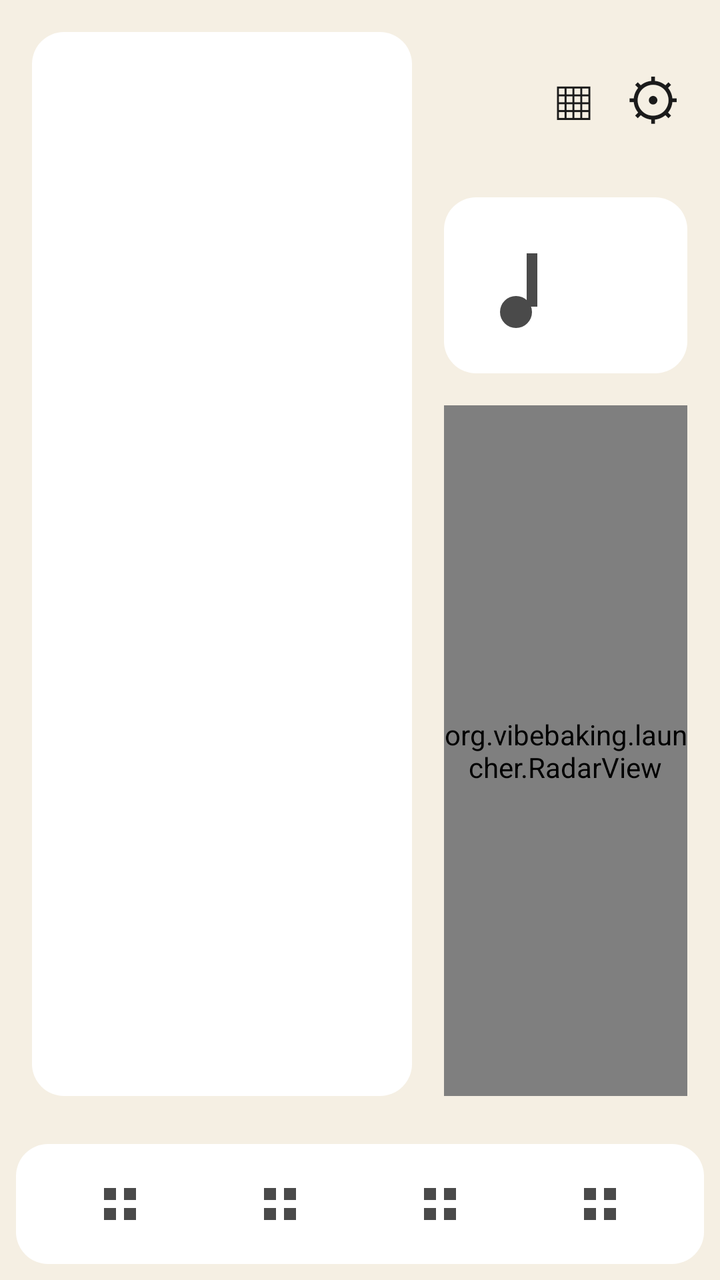
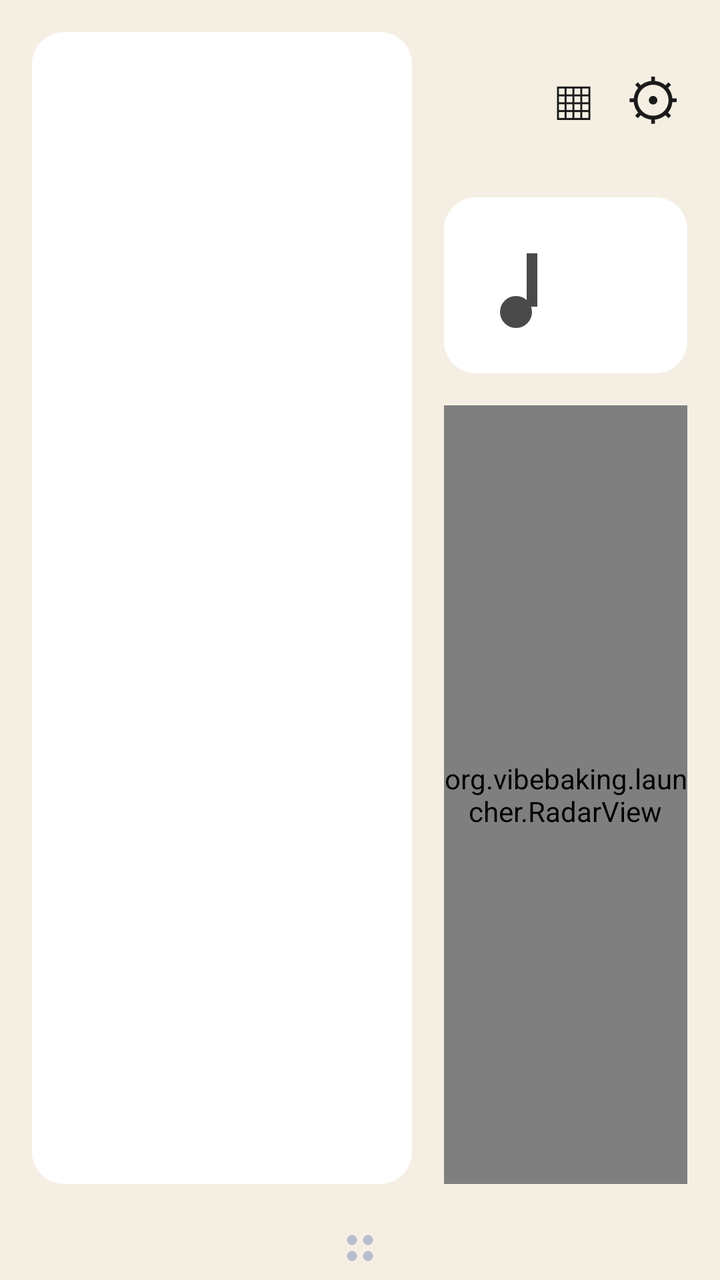

Before-and-after screenshots of an Android layout around one commit, followed by the original layout XML and the change that was made.
<!-- AndroidManifest.xml: application theme Theme.Vibe -->
<!-- res/layout/home_activity.xml -->
<?xml version="1.0" encoding="utf-8"?>
<FrameLayout xmlns:android="http://schemas.android.com/apk/res/android"
    android:id="@+id/home_root"
    android:layout_width="match_parent"
    android:layout_height="match_parent"
    android:background="@color/bg">

    <LinearLayout
        android:layout_width="match_parent"
        android:layout_height="match_parent"
        android:orientation="vertical">

    <LinearLayout
        android:layout_width="match_parent"
        android:layout_height="0dp"
        android:layout_weight="1"
        android:orientation="horizontal"
        android:padding="@dimen/card_margin">

        <FrameLayout
            android:id="@+id/map_card"
            android:layout_width="0dp"
            android:layout_height="match_parent"
            android:layout_weight="0.58"
            android:layout_margin="@dimen/card_margin"
            android:background="@drawable/card_bg">
            <TextView
                android:id="@+id/map_placeholder"
                android:layout_width="wrap_content"
                android:layout_height="wrap_content"
                android:layout_gravity="center"
                android:text="@string/map_placeholder"
                android:textColor="@color/text_sub"
                android:visibility="invisible" />
        </FrameLayout>

        <LinearLayout
            android:layout_width="0dp"
            android:layout_height="match_parent"
            android:layout_weight="0.42"
            android:orientation="vertical">

            
            <LinearLayout
                android:layout_width="match_parent"
                android:layout_height="wrap_content"
                android:gravity="center_vertical"
                android:orientation="horizontal"
                android:padding="@dimen/card_padding">
                <LinearLayout
                    android:layout_width="0dp"
                    android:layout_height="wrap_content"
                    android:layout_weight="1"
                    android:gravity="center_vertical"
                    android:orientation="horizontal">
                    <TextView android:id="@+id/clock" android:layout_width="wrap_content" android:layout_height="wrap_content"
                        android:textColor="@color/clock" android:textSize="@dimen/clock_size" />
                    <TextView android:id="@+id/clock_date" android:layout_width="wrap_content" android:layout_height="wrap_content"
                        android:layout_marginStart="12dp" android:textColor="@color/text_sub" android:textSize="@dimen/date_size"
                        android:maxLines="1" android:ellipsize="end" />
                </LinearLayout>
                <TextView android:id="@+id/valet_badge" android:layout_width="wrap_content" android:layout_height="wrap_content"
                    android:layout_marginStart="16dp" android:text="@string/valet_badge_text"
                    android:textColor="@color/battery_low" android:textSize="@dimen/badge_size" android:visibility="gone" />
                <TextView android:id="@+id/btn_apps" android:layout_width="wrap_content" android:layout_height="wrap_content"
                    android:layout_marginStart="16dp" android:text="@string/apps_glyph"
                    android:textColor="@color/text" android:textSize="28sp" android:clickable="true" />
                <TextView android:id="@+id/btn_settings" android:layout_width="wrap_content" android:layout_height="wrap_content"
                    android:layout_marginStart="16dp" android:text="@string/settings_glyph"
                    android:textColor="@color/text" android:textSize="28sp" android:clickable="true" />
            </LinearLayout>

            
            <LinearLayout
                android:id="@+id/media_card"
                android:layout_width="match_parent"
                android:layout_height="wrap_content"
                android:layout_margin="@dimen/card_margin"
                android:background="@drawable/card_bg"
                android:orientation="horizontal"
                android:padding="@dimen/card_padding">
                <ImageView android:id="@+id/media_art" android:layout_width="@dimen/art_size" android:layout_height="@dimen/art_size"
                    android:scaleType="centerCrop" android:src="@drawable/ic_music_placeholder" android:contentDescription="@string/media_idle" />
                <LinearLayout android:layout_width="0dp" android:layout_height="wrap_content" android:layout_weight="1"
                    android:layout_marginStart="12dp" android:gravity="center_vertical" android:orientation="vertical">
                    <TextView android:id="@+id/media_title" android:layout_width="match_parent" android:layout_height="wrap_content"
                        android:textColor="@color/text" android:textSize="18sp" android:maxLines="1" android:ellipsize="end" />
                    <TextView android:id="@+id/media_artist" android:layout_width="match_parent" android:layout_height="wrap_content"
                        android:textColor="@color/text_sub" android:textSize="13sp" android:maxLines="1" android:ellipsize="end" />
                    <TextView android:id="@+id/media_source" android:layout_width="match_parent" android:layout_height="wrap_content"
                        android:textColor="@color/text_sub" android:textSize="11sp" android:maxLines="1" android:ellipsize="end" />
                </LinearLayout>
                <LinearLayout android:layout_width="wrap_content" android:layout_height="wrap_content"
                    android:layout_marginStart="8dp" android:gravity="center_vertical" android:orientation="horizontal">
                    <ImageButton android:id="@+id/media_prev" android:layout_width="44dp" android:layout_height="44dp"
                        android:src="@drawable/ic_skip_prev" android:background="@android:color/transparent" android:contentDescription="@string/media_idle" />
                    <ImageButton android:id="@+id/media_play_pause" android:layout_width="44dp" android:layout_height="44dp"
                        android:src="@drawable/ic_pause" android:background="@android:color/transparent" android:contentDescription="@string/media_idle" />
                    <ImageButton android:id="@+id/media_next" android:layout_width="44dp" android:layout_height="44dp"
                        android:src="@drawable/ic_skip_next" android:background="@android:color/transparent" android:contentDescription="@string/media_idle" />
                </LinearLayout>
            </LinearLayout>

            
            <FrameLayout
                android:id="@+id/radar_card"
                android:layout_width="match_parent"
                android:layout_height="0dp"
                android:layout_weight="1"
                android:layout_margin="@dimen/card_margin"
                android:background="@drawable/card_bg">
                <org.vibebaking.launcher.RadarView
                    android:id="@+id/radar_view"
                    android:layout_width="match_parent"
                    android:layout_height="match_parent" />
                <TextView android:id="@+id/radar_attribution" android:layout_width="match_parent" android:layout_height="wrap_content"
                    android:layout_gravity="bottom" android:padding="8dp" android:textColor="@color/text_sub" android:textSize="12sp" />
            </FrameLayout>
        </LinearLayout>
    </LinearLayout>

    
    <include layout="@layout/favorites_bar" />

    </LinearLayout>

    
    <TextView android:id="@+id/battery" android:layout_width="wrap_content" android:layout_height="wrap_content"
        android:layout_gravity="bottom|end" android:layout_marginEnd="@dimen/card_margin"
        android:layout_marginBottom="@dimen/battery_above_fav_bar"
        android:textColor="@color/battery_ok" android:textSize="@dimen/battery_size"
        android:visibility="gone" />
</FrameLayout>
<!-- res/layout/favorites_bar.xml (included above) -->
<?xml version="1.0" encoding="utf-8"?>
<LinearLayout xmlns:android="http://schemas.android.com/apk/res/android"
    android:id="@+id/favorites_bar"
    android:layout_width="match_parent"
    android:layout_height="@dimen/fav_bar_height"
    android:orientation="horizontal"
    android:background="@drawable/card_bg"
    android:layout_margin="@dimen/card_margin"
    android:gravity="center_vertical"
    android:padding="@dimen/card_padding">

    <LinearLayout android:id="@+id/fav_slot0" android:layout_width="0dp" android:layout_height="match_parent"
        android:layout_weight="1" android:orientation="vertical" android:gravity="center"
        android:clickable="true" android:focusable="true">
        <ImageView android:id="@+id/fav_icon0" android:layout_width="@dimen/fav_icon" android:layout_height="@dimen/fav_icon"
            android:scaleType="centerInside" android:src="@drawable/ic_app_placeholder"
            android:contentDescription="@string/fav_slot_desc" />
        <TextView android:id="@+id/fav_glyph0" android:layout_width="wrap_content" android:layout_height="wrap_content"
            android:textColor="@color/text" android:textSize="@dimen/fav_glyph_size" />
        <TextView android:id="@+id/fav_label0" android:layout_width="wrap_content" android:layout_height="wrap_content"
            android:maxLines="1" android:ellipsize="end" android:textColor="@color/text_sub" android:textSize="12sp" />
    </LinearLayout>

    <LinearLayout android:id="@+id/fav_slot1" android:layout_width="0dp" android:layout_height="match_parent"
        android:layout_weight="1" android:orientation="vertical" android:gravity="center"
        android:clickable="true" android:focusable="true">
        <ImageView android:id="@+id/fav_icon1" android:layout_width="@dimen/fav_icon" android:layout_height="@dimen/fav_icon"
            android:scaleType="centerInside" android:src="@drawable/ic_app_placeholder"
            android:contentDescription="@string/fav_slot_desc" />
        <TextView android:id="@+id/fav_glyph1" android:layout_width="wrap_content" android:layout_height="wrap_content"
            android:textColor="@color/text" android:textSize="@dimen/fav_glyph_size" />
        <TextView android:id="@+id/fav_label1" android:layout_width="wrap_content" android:layout_height="wrap_content"
            android:maxLines="1" android:ellipsize="end" android:textColor="@color/text_sub" android:textSize="12sp" />
    </LinearLayout>

    <LinearLayout android:id="@+id/fav_slot2" android:layout_width="0dp" android:layout_height="match_parent"
        android:layout_weight="1" android:orientation="vertical" android:gravity="center"
        android:clickable="true" android:focusable="true">
        <ImageView android:id="@+id/fav_icon2" android:layout_width="@dimen/fav_icon" android:layout_height="@dimen/fav_icon"
            android:scaleType="centerInside" android:src="@drawable/ic_app_placeholder"
            android:contentDescription="@string/fav_slot_desc" />
        <TextView android:id="@+id/fav_glyph2" android:layout_width="wrap_content" android:layout_height="wrap_content"
            android:textColor="@color/text" android:textSize="@dimen/fav_glyph_size" />
        <TextView android:id="@+id/fav_label2" android:layout_width="wrap_content" android:layout_height="wrap_content"
            android:maxLines="1" android:ellipsize="end" android:textColor="@color/text_sub" android:textSize="12sp" />
    </LinearLayout>

    <LinearLayout android:id="@+id/fav_slot3" android:layout_width="0dp" android:layout_height="match_parent"
        android:layout_weight="1" android:orientation="vertical" android:gravity="center"
        android:clickable="true" android:focusable="true">
        <ImageView android:id="@+id/fav_icon3" android:layout_width="@dimen/fav_icon" android:layout_height="@dimen/fav_icon"
            android:scaleType="centerInside" android:src="@drawable/ic_app_placeholder"
            android:contentDescription="@string/fav_slot_desc" />
        <TextView android:id="@+id/fav_glyph3" android:layout_width="wrap_content" android:layout_height="wrap_content"
            android:textColor="@color/text" android:textSize="@dimen/fav_glyph_size" />
        <TextView android:id="@+id/fav_label3" android:layout_width="wrap_content" android:layout_height="wrap_content"
            android:maxLines="1" android:ellipsize="end" android:textColor="@color/text_sub" android:textSize="12sp" />
    </LinearLayout>
</LinearLayout>
<!-- resources referenced by this layout -->
<resources>
  <color name="battery_low">#C2432E</color>
  <color name="battery_ok">#2F6D57</color>
  <color name="bg">#F5EFE3</color>
  <color name="clock">#131313</color>
  <color name="text">#1B1B1B</color>
  <color name="text_sub">#4A4A4A</color>
  <dimen name="art_size">64dp</dimen>
  <dimen name="badge_size">16sp</dimen>
  <dimen name="battery_above_fav_bar">76dp</dimen>
  <dimen name="battery_size">18sp</dimen>
  <dimen name="card_margin">8dp</dimen>
  <dimen name="card_padding">12dp</dimen>
  <dimen name="clock_size">44sp</dimen>
  <dimen name="date_size">18sp</dimen>
  <dimen name="fav_bar_height">60dp</dimen>
  <dimen name="fav_glyph_size">22sp</dimen>
  <dimen name="fav_icon">36dp</dimen>
  <!-- drawable card_bg (drawable) -->
  <?xml version="1.0" encoding="utf-8"?>
  <shape xmlns:android="http://schemas.android.com/apk/res/android" android:shape="rectangle">
      <corners android:radius="16dp" />
      <solid android:color="@color/card_bg" />
  </shape>
  <!-- drawable ic_music_placeholder (drawable) -->
  <?xml version="1.0" encoding="utf-8"?>
  <vector xmlns:android="http://schemas.android.com/apk/res/android"
      android:width="24dp" android:height="24dp" android:viewportWidth="24" android:viewportHeight="24">
      
      <path android:fillColor="@color/text_sub"
          android:pathData="M6,17 A3,3 0 1 0 12,17 A3,3 0 1 0 6,17 Z M11,16 L13,16 L13,6 L11,6 Z" />
  </vector>
  <!-- drawable ic_skip_next (drawable) -->
  <?xml version="1.0" encoding="utf-8"?>
  <vector xmlns:android="http://schemas.android.com/apk/res/android"
      android:width="24dp" android:height="24dp" android:viewportWidth="24" android:viewportHeight="24">
      <path android:fillColor="@color/text_sub" android:pathData="M6,5 L14,12 L6,19 Z" />
      <path android:fillColor="@color/text_sub" android:pathData="M15,5 L18,5 L18,19 L15,19 Z" />
  </vector>
  <!-- drawable ic_skip_prev (drawable) -->
  <?xml version="1.0" encoding="utf-8"?>
  <vector xmlns:android="http://schemas.android.com/apk/res/android"
      android:width="24dp" android:height="24dp" android:viewportWidth="24" android:viewportHeight="24">
      <path android:fillColor="@color/text_sub" android:pathData="M6,5 L9,5 L9,19 L6,19 Z" />
      <path android:fillColor="@color/text_sub" android:pathData="M10,5 L18,12 L10,19 Z" />
  </vector>
  <string name="apps_glyph">▦</string>
  <string name="fav_slot_desc">Favourite app</string>
  <string name="map_placeholder">%1$s is not installed — tap once the app is from the Play Store</string>
  <string name="media_idle">Nothing playing</string>
  <string name="settings_glyph">⚙</string>
  <string name="valet_badge_text">VALET</string>
  <style name="Theme.Vibe" parent="android:Theme.DeviceDefault.Light.NoActionBar">
          <item name="android:windowBackground">@color/bg</item>
          <item name="android:colorAccent">@color/accent</item>
          <item name="android:textColor">@color/text</item>
      </style>
  <color name="card_bg">#FFFFFF</color>
  <color name="accent">#2F6D57</color>
  <!-- unchanged entries left out for length: 2 -->
</resources>

<!-- the commit's change to res/layout/home_activity.xml (unified diff, before → after) -->
@@ -120,16 +120,24 @@
     </LinearLayout>
 
     
+    <FrameLayout
+        android:layout_width="match_parent"
+        android:layout_height="@dimen/bottom_strip_height">
+        <ImageView android:id="@+id/fav_handle" android:layout_width="64dp" android:layout_height="match_parent"
+            android:layout_gravity="center" android:src="@drawable/ic_four_dots" android:scaleType="center"
+            android:clickable="true" android:focusable="true" android:contentDescription="@string/fav_handle_desc" />
+        
+        <TextView android:id="@+id/battery" android:layout_width="wrap_content" android:layout_height="wrap_content"
+            android:layout_gravity="center_vertical|end" android:layout_marginEnd="@dimen/card_margin"
+            android:textColor="@color/battery_ok" android:textSize="@dimen/battery_size"
+            android:visibility="gone" />
+    </FrameLayout>
+
+    </LinearLayout>
+
+    
     <include layout="@layout/favorites_bar" />
 
-    </LinearLayout>
-
-    
-    <TextView android:id="@+id/battery" android:layout_width="wrap_content" android:layout_height="wrap_content"
-        android:layout_gravity="bottom|end" android:layout_marginEnd="@dimen/card_margin"
-        android:layout_marginBottom="@dimen/battery_above_fav_bar"
-        android:textColor="@color/battery_ok" android:textSize="@dimen/battery_size"
-        android:visibility="gone" />
 </FrameLayout>
 <!-- res/layout/favorites_bar.xml (included above) -->
 <?xml version="1.0" encoding="utf-8"?>
@@ -137,9 +145,14 @@
     android:id="@+id/favorites_bar"
     android:layout_width="match_parent"
     android:layout_height="@dimen/fav_bar_height"
+    android:layout_gravity="bottom"
+    android:layout_marginBottom="@dimen/bottom_strip_height"
+    android:elevation="8dp"
+    android:visibility="gone"
     android:orientation="horizontal"
     android:background="@drawable/card_bg"
-    android:layout_margin="@dimen/card_margin"
+    android:layout_marginStart="@dimen/card_margin"
+    android:layout_marginEnd="@dimen/card_margin"
     android:gravity="center_vertical"
     android:padding="@dimen/card_padding">
 
<!-- resource entries referenced after the edit -->
@@ -8,8 +8,8 @@
   <color name="text_sub">#4A4A4A</color>
   <dimen name="art_size">64dp</dimen>
   <dimen name="badge_size">16sp</dimen>
-  <dimen name="battery_above_fav_bar">76dp</dimen>
   <dimen name="battery_size">18sp</dimen>
+  <dimen name="bottom_strip_height">32dp</dimen>
   <dimen name="card_margin">8dp</dimen>
   <dimen name="card_padding">12dp</dimen>
   <dimen name="clock_size">44sp</dimen>
@@ -23,6 +23,15 @@
       <corners android:radius="16dp" />
       <solid android:color="@color/card_bg" />
   </shape>
+  <!-- drawable ic_four_dots (drawable) -->
+  <?xml version="1.0" encoding="utf-8"?>
+  <vector xmlns:android="http://schemas.android.com/apk/res/android"
+      android:width="24dp" android:height="24dp" android:viewportWidth="24" android:viewportHeight="24">
+      <path android:fillColor="#FFB8C0CC" android:pathData="M8,8m-2.5,0a2.5,2.5 0,1 1,5 0a2.5,2.5 0,1 1,-5 0" />
+      <path android:fillColor="#FFB8C0CC" android:pathData="M16,8m-2.5,0a2.5,2.5 0,1 1,5 0a2.5,2.5 0,1 1,-5 0" />
+      <path android:fillColor="#FFB8C0CC" android:pathData="M8,16m-2.5,0a2.5,2.5 0,1 1,5 0a2.5,2.5 0,1 1,-5 0" />
+      <path android:fillColor="#FFB8C0CC" android:pathData="M16,16m-2.5,0a2.5,2.5 0,1 1,5 0a2.5,2.5 0,1 1,-5 0" />
+  </vector>
   <!-- drawable ic_music_placeholder (drawable) -->
   <?xml version="1.0" encoding="utf-8"?>
   <vector xmlns:android="http://schemas.android.com/apk/res/android"
@@ -46,6 +55,7 @@
       <path android:fillColor="@color/text_sub" android:pathData="M10,5 L18,12 L10,19 Z" />
   </vector>
   <string name="apps_glyph">▦</string>
+  <string name="fav_handle_desc">Show or hide the favourite apps</string>
   <string name="fav_slot_desc">Favourite app</string>
   <string name="map_placeholder">%1$s is not installed — tap once the app is from the Play Store</string>
   <string name="media_idle">Nothing playing</string>
